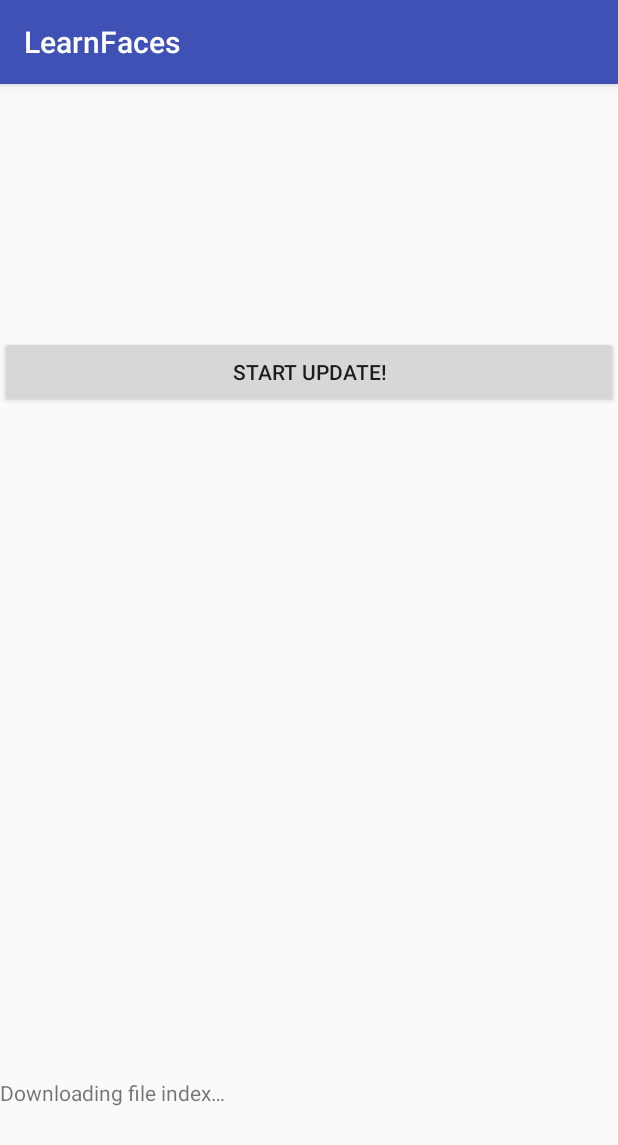
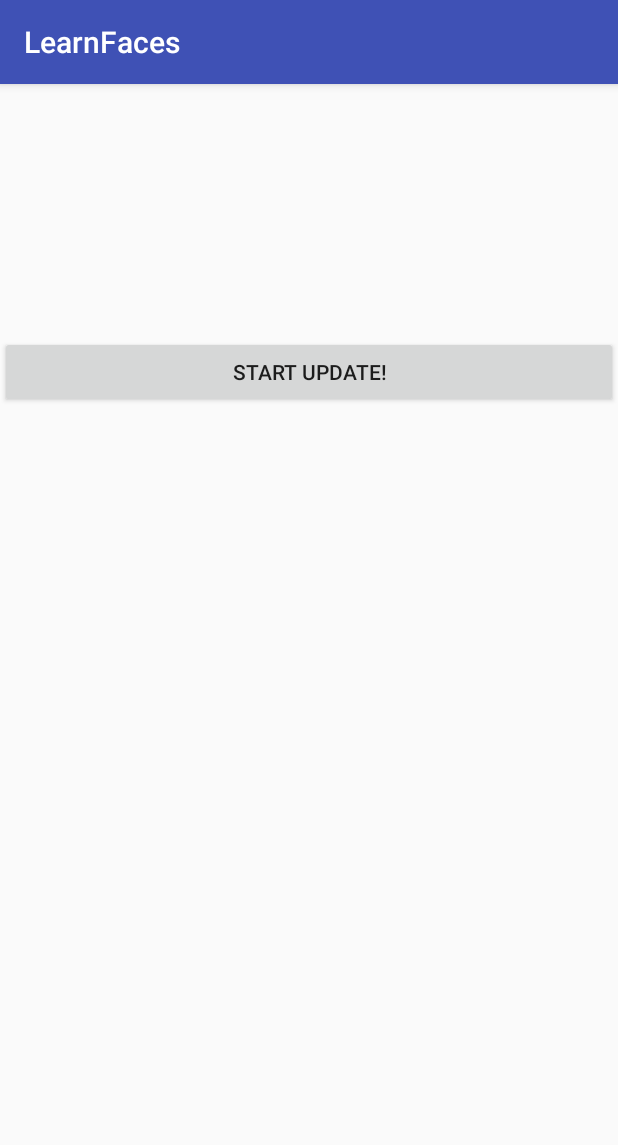
Before and after one commit to danya02/learn-faces, an Android app: the screen it shows after launch (UpdaterActivity), after a tap on "START", on a phone screen of 412 x 824 dp. Shown: the top 1145 px of the screen. Run offline under Robolectric (Android 15) with nearby library versions, the phone set to English and light mode, and no system bars; 6 statements that could not run were skipped.

```diff
--- a/android/app/src/main/java/ru/danya02/learnfaces/GameActivity.java
+++ b/android/app/src/main/java/ru/danya02/learnfaces/GameActivity.java
@@ -372,6 +372,8 @@ public class GameActivity extends AppCompatActivity {
         Bundle args = new Bundle();
         args.putSerializable("answers", answers);
         results.putExtra("answers", args);
+        results.addFlags(Intent.FLAG_ACTIVITY_NO_HISTORY);
         startActivity(results);
+        finish();
     }
 }
--- a/android/app/src/main/java/ru/danya02/learnfaces/ResultsActivity.java
+++ b/android/app/src/main/java/ru/danya02/learnfaces/ResultsActivity.java
@@ -88,6 +88,7 @@ public class ResultsActivity extends AppCompatActivity {
     void game() {
         Intent toGame = new Intent(this, GameActivity.class);
         toGame.putExtra("questions", 10);
+        toGame.addFlags(Intent.FLAG_ACTIVITY_NO_HISTORY);
         startActivity(toGame);
     }
 }
--- a/android/app/src/main/java/ru/danya02/learnfaces/StartMenuActivity.java
+++ b/android/app/src/main/java/ru/danya02/learnfaces/StartMenuActivity.java
@@ -42,6 +42,7 @@ public class StartMenuActivity extends AppCompatActivity {
     public void start(View view) {
         Intent toGame = new Intent(this, GameActivity.class);
         toGame.putExtra("questions", 10);
+        toGame.addFlags(Intent.FLAG_ACTIVITY_NO_HISTORY);
         startActivity(toGame);
     }
 
--- a/android/app/src/main/java/ru/danya02/learnfaces/UpdaterActivity.java
+++ b/android/app/src/main/java/ru/danya02/learnfaces/UpdaterActivity.java
@@ -1,13 +1,10 @@
 package ru.danya02.learnfaces;
 
-import android.content.Context;
 import android.content.Intent;
 import android.os.AsyncTask;
 import android.os.Build;
-import android.os.Handler;
-import android.os.Message;
+import android.os.Bundle;
 import android.support.v7.app.AppCompatActivity;
-import android.os.Bundle;
 import android.util.Log;
 import android.view.View;
 import android.widget.Button;
@@ -23,17 +20,12 @@ import java.io.File;
 import java.io.FileInputStream;
 import java.io.FileNotFoundException;
 import java.io.FileOutputStream;
-import java.io.IOException;
 import java.io.InputStream;
 import java.io.OutputStream;
-import java.net.HttpURLConnection;
-import java.net.MalformedURLException;
 import java.net.URL;
 import java.net.URLConnection;
 import java.util.ArrayList;
 import java.util.Scanner;
-
-import static android.os.Environment.*;
 
 public class UpdaterActivity extends AppCompatActivity {
 
@@ -43,10 +35,12 @@ public class UpdaterActivity extends AppCompatActivity {
         setContentView(R.layout.activity_updater);
         ProgressBar b1 = findViewById(R.id.progressBarMain);
         ProgressBar b2 = findViewById(R.id.progressBarAux);
+        TextView t = findViewById(R.id.textStatus);
         b1.setIndeterminate(true);
         b2.setIndeterminate(true);
         b1.setVisibility(View.GONE);
         b2.setVisibility(View.GONE);
+        t.setVisibility(View.GONE);
         Button b = findViewById(R.id.b_start_update);
         b.setText(R.string.update_start_text);
         b.setOnClickListener(new View.OnClickListener() {
@@ -144,6 +138,7 @@ public class UpdaterActivity extends AppCompatActivity {
 
         TextView t = findViewById(R.id.textStatus);
         b1.setIndeterminate(true);
+        t.setVisibility(View.VISIBLE);
         t.setText(R.string.update_updating_index);
         DownloadDatabase d = new DownloadDatabase();
         d.execute();
```
Also changed, not shown: 19 other files.
